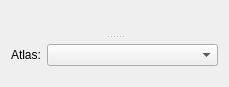
This is src/scipyen/gui/widgets/dataclasswidgets/nervoussystemwidget.ui in ctigaret/scipyen as Qt 5 draws it before an edit. The edited form follows.
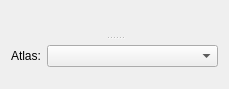
This is the edited form. Custom widgets are drawn as their Qt base class.

The edit to the form file:
```diff
--- a/src/scipyen/gui/widgets/dataclasswidgets/nervoussystemwidget.ui
+++ b/src/scipyen/gui/widgets/dataclasswidgets/nervoussystemwidget.ui
@@ -7,7 +7,7 @@
     <x>0</x>
     <y>0</y>
     <width>229</width>
-    <height>87</height>
+    <height>89</height>
    </rect>
   </property>
   <property name="windowTitle">
@@ -23,7 +23,7 @@
       <number>3</number>
      </property>
      <widget class="DataExchangeWidget" name="dataExchangeWidget" native="true"/>
-     <widget class="QWidget" name="">
+     <widget class="QWidget" name="layoutWidget">
       <layout class="QVBoxLayout" name="verticalLayout">
        <item>
         <widget class="NameDescriptionWidget" name="nameDescriptionWidget" native="true"/>
```
